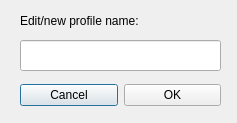
The window that profilenamedialog.ui (getzin/cliPro) describes before a commit, drawn with Qt 5.
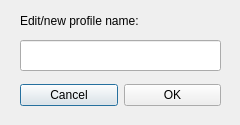
The same window after the commit. Icons and pictures are not drawn.

The edit to the form file:
```diff
--- a/profilenamedialog.ui
+++ b/profilenamedialog.ui
@@ -6,8 +6,8 @@
    <rect>
     <x>0</x>
     <y>0</y>
-    <width>237</width>
-    <height>123</height>
+    <width>240</width>
+    <height>125</height>
    </rect>
   </property>
   <property name="windowTitle">
```
